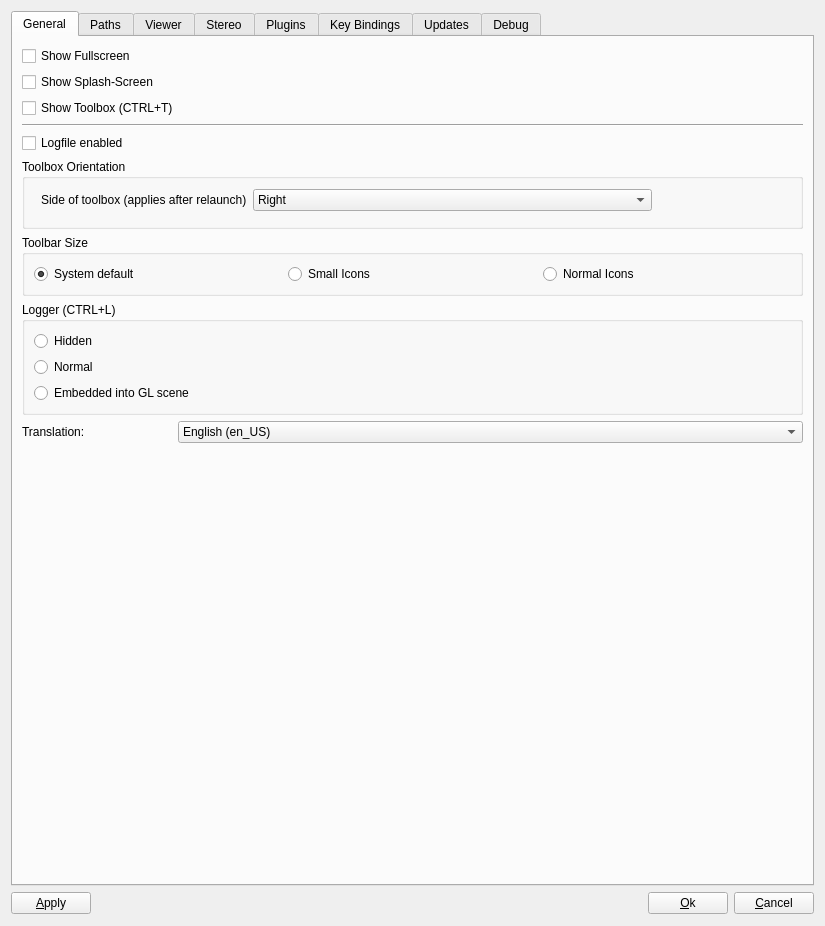
ShenRen/OpenFlipper, file OpenFlipper/widgets/optionsWidget/optionsWidget.ui: the form before one commit.
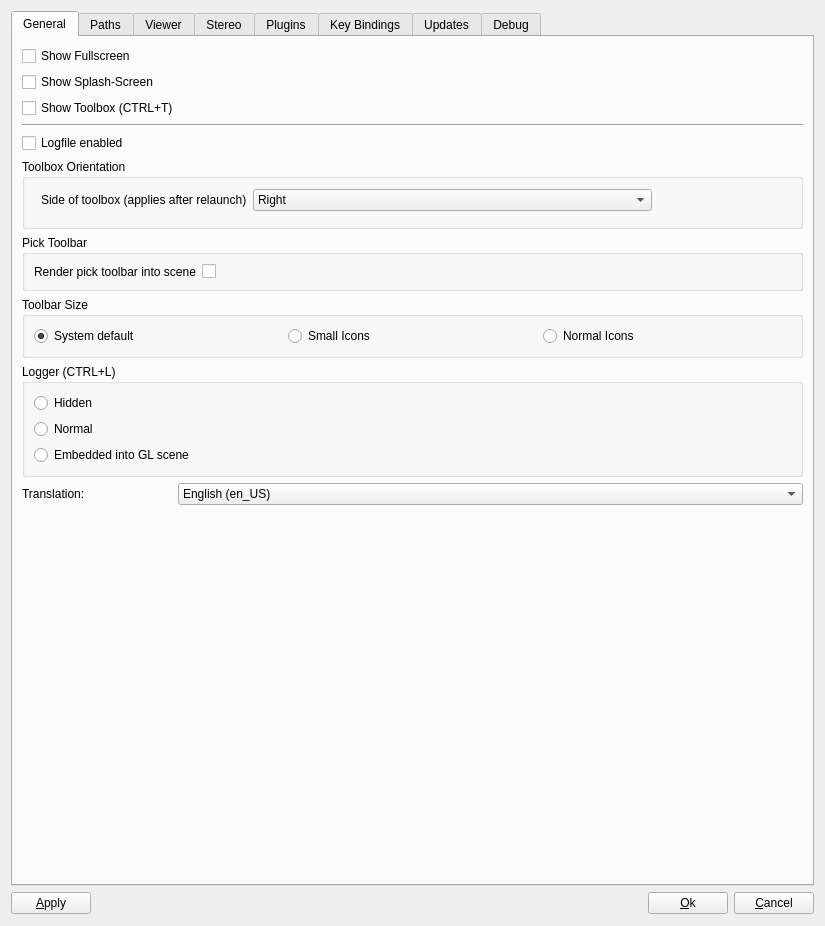
The form after the commit. Custom widgets are drawn as their Qt base class.

Commit message: Introduced option that lets the user decide whether the pick toolbar should be rendered directly into the scene (this sometimes crashes on some machines) or rather be attached as toolbar to the main widget.

Patch:
```diff
--- a/OpenFlipper/widgets/optionsWidget/optionsWidget.ui
+++ b/OpenFlipper/widgets/optionsWidget/optionsWidget.ui
@@ -32,7 +32,7 @@
       <attribute name="title">
        <string>General</string>
       </attribute>
-      <layout class="QVBoxLayout" name="verticalLayout">
+      <layout class="QVBoxLayout" name="verticalLayout_21">
        <item>
         <widget class="QCheckBox" name="fullscreen">
          <property name="toolTip">
@@ -138,6 +138,33 @@
          </widget>
         </widget>
        </item>
+       <item>
+        <widget class="QGroupBox" name="groupBox_13">
+         <property name="title">
+          <string>Pick Toolbar</string>
+         </property>
+         <layout class="QVBoxLayout" name="verticalLayout">
+          <item>
+           <layout class="QFormLayout" name="formLayout_6">
+            <item row="0" column="0">
+             <widget class="QLabel" name="label_29">
+              <property name="text">
+               <string>Render pick toolbar into scene</string>
+              </property>
+             </widget>
+            </item>
+            <item row="0" column="1">
+             <widget class="QCheckBox" name="pickToolbarInScene">
+              <property name="text">
+               <string/>
+              </property>
+             </widget>
+            </item>
+           </layout>
+          </item>
+         </layout>
+        </widget>
+       </item>
        <item>
         <widget class="QGroupBox" name="groupBox_11">
          <property name="title">
```
The commit also changes 8 other files.
